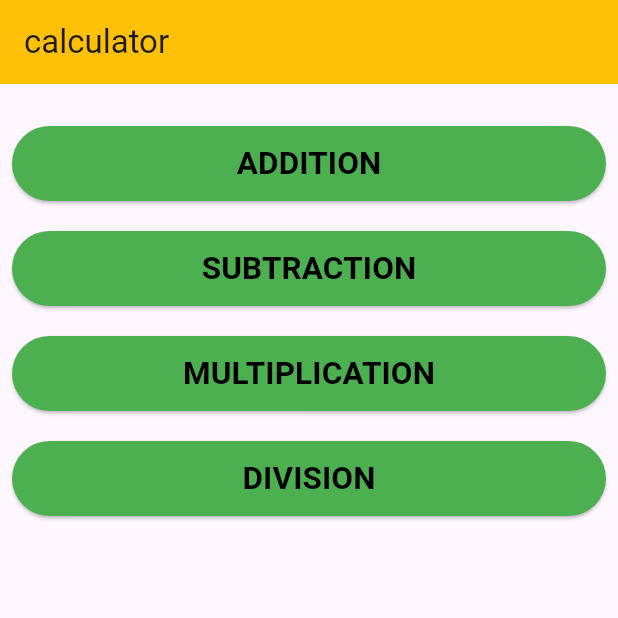
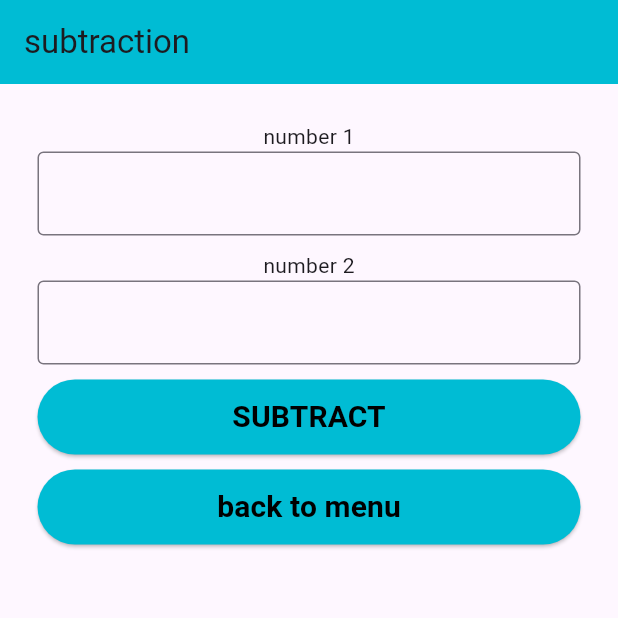
Before and after one commit to Alfiya6282823310/Calculator-app-flutter, a Flutter app: the screen it shows after launch, after a tap on "SUBTRACTION", on a phone screen of 412 x 824 dp, the top half of it. Run offline on Flutter 3.47's test engine with Material 3 defaults, Android fonts, the phone set to English and light mode, and no system bars.

Commit message:
subtraction completed

```diff
--- a/lib/pages/homepage.dart
+++ b/lib/pages/homepage.dart
@@ -1,4 +1,5 @@
 import 'package:calculator/pages/addition.dart';
+import 'package:calculator/pages/subtraction.dart';
 import 'package:flutter/material.dart';
 
 class homepage extends StatelessWidget {
@@ -39,7 +40,10 @@ class homepage extends StatelessWidget {
                   style: ElevatedButton.styleFrom(
                       backgroundColor: Colors.green
                   ),
-                  onPressed: (){}, child:
+                  onPressed: (){
+                    Navigator.push(context,
+                    MaterialPageRoute(builder: (context)=>subtractionpage()));
+                  }, child:
               Text("SUBTRACTION",
                 style: TextStyle(color: Colors.black,
                     fontSize: 21,
--- /dev/null
+++ b/lib/pages/subtraction.dart
@@ -0,0 +1,69 @@
+import 'package:flutter/material.dart';
+
+class subtractionpage extends StatelessWidget {
+  const subtractionpage({super.key});
+
+  @override
+  Widget build(BuildContext context) {
+    return MaterialApp(
+      home: Scaffold(
+        appBar: AppBar(
+          backgroundColor: Colors.cyan,
+          title: Text("subtraction"),
+        ),
+        body: Padding(
+          padding: const EdgeInsets.all(25.0),
+          child: Container(
+            child: Column(
+              children: [
+                Text("number 1"),
+                TextField(
+                  decoration: InputDecoration(
+                      border: OutlineInputBorder()
+                  ),
+                ),
+                SizedBox(height: 10,),
+                Text("number 2"),
+                TextField(
+                  decoration: InputDecoration(
+                      border: OutlineInputBorder()
+                  ),
+                ),
+                SizedBox(height: 10,),
+                SizedBox(
+                  width: 400,
+                  height: 50,
+                  child: ElevatedButton(
+                      style: ElevatedButton.styleFrom(
+                          backgroundColor: Colors.cyan
+                      ),
+                      onPressed: (){}, child:
+                  Text("SUBTRACT",
+                    style: TextStyle(color: Colors.black,
+                        fontSize: 20,
+                        fontWeight: FontWeight.bold),)),
+                ),
+                SizedBox(height: 10,),
+                SizedBox(
+                  width: 400,
+                  height: 50,
+                  child: ElevatedButton(
+                      style: ElevatedButton.styleFrom(
+                          backgroundColor: Colors.cyan
+                      ),
+                      onPressed: (){
+                        Navigator.pop(context);
+                      }, child:
+                  Text("back to menu",
+                    style: TextStyle(color: Colors.black,
+                        fontSize: 20,
+                        fontWeight: FontWeight.bold),)),
+                )
+              ],
+            ),
+          ),
+        ),
+      ),
+    );
+  }
+}
```
